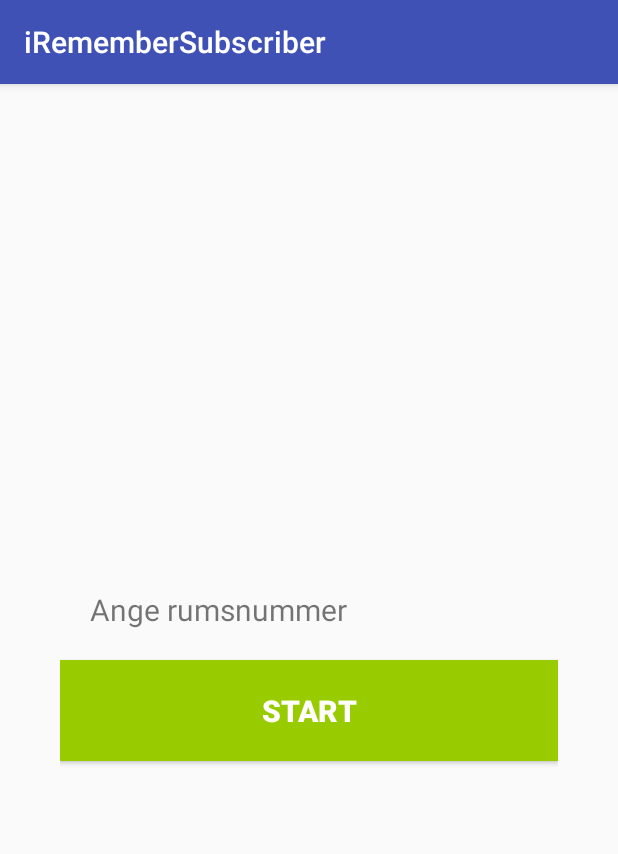
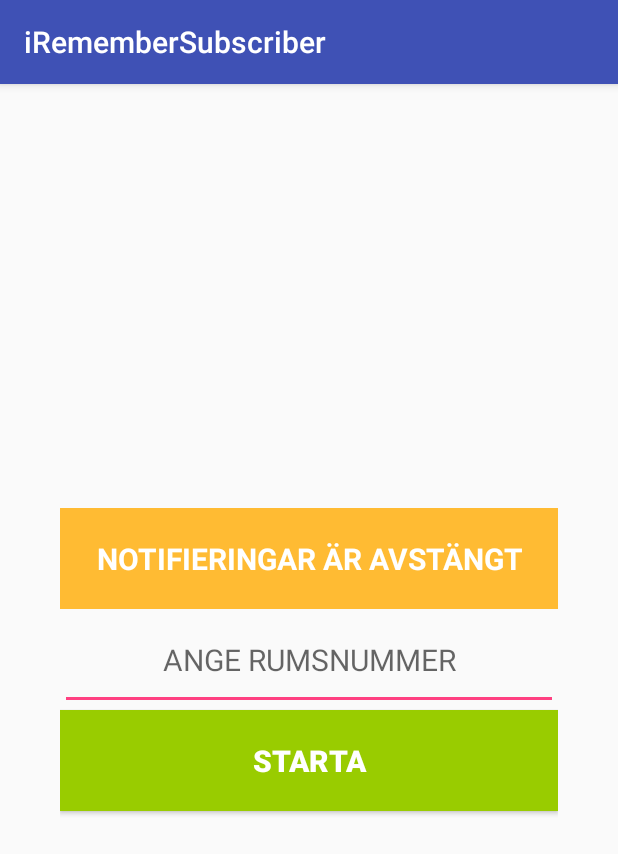
Before and after one commit to kajsaorn/iRemember, an Android app: the screen it shows after launch (MainActivity), on a phone screen of 412 x 824 dp. Shown: the top 854 px of the screen. Run offline under Robolectric (Android 15) with nearby library versions, the phone set to English and light mode, and no system bars.

Commit message:
Add broadcast from service to activity, etc

```diff
--- a/iRememberSubscriber/app/src/main/AndroidManifest.xml
+++ b/iRememberSubscriber/app/src/main/AndroidManifest.xml
@@ -1,6 +1,8 @@
 <?xml version="1.0" encoding="utf-8"?>
 <manifest xmlns:android="http://schemas.android.com/apk/res/android"
     package="com.iremember.subscriber.iremembersubscriber">
+
+    <uses-permission android:name="android.permission.INTERNET" />
 
     <application
         android:allowBackup="true"
@@ -18,11 +20,11 @@
         </activity>
 
         <service
-            android:name=".AvailabilityService"
+            android:name=".NetworkService"
             android:enabled="true"
             android:exported="true" />
 
-        <activity android:name=".PlayerActivity"></activity>
+        <activity android:name=".PlayerActivity" />
     </application>
 
 </manifest>
--- a/iRememberSubscriber/app/src/main/java/com/iremember/subscriber/iremembersubscriber/MainActivity.java
+++ b/iRememberSubscriber/app/src/main/java/com/iremember/subscriber/iremembersubscriber/MainActivity.java
@@ -1,46 +1,148 @@
 package com.iremember.subscriber.iremembersubscriber;
 
+import android.content.BroadcastReceiver;
+import android.content.Context;
 import android.content.Intent;
+import android.content.IntentFilter;
 import android.support.v7.app.AppCompatActivity;
 import android.os.Bundle;
+import android.util.Log;
 import android.view.View;
+import android.widget.Button;
+import android.widget.EditText;
 import android.widget.TextView;
+import android.widget.Toast;
+
+import com.iremember.subscriber.iremembersubscriber.Constants.NetworkActions;
 
 public class MainActivity extends AppCompatActivity {
+
+    private final String TAG = "MainActivity";
+    private BroadcastReceiver mBroadcastReceiver;
+    private Button btnConnect, btnDisconnect;
+    private TextView tvStatus;
+    private EditText etRoomName;
+    private String mRoomName;
 
     @Override
     protected void onCreate(Bundle savedInstanceState) {
         super.onCreate(savedInstanceState);
         setContentView(R.layout.activity_main);
+        mBroadcastReceiver = new MessageReceiver();
+        initializeGUIElements();
+        showDisconnectedMode();
+        fetchRoomName();
     }
 
-    public void onStartClick(View v) {
-        //Hämta texten från textvyn
-        String roomID = (String) ((TextView) findViewById(R.id.tv_roomid)).getText().toString();
-        // om tom
-        if((roomID != null) && !roomID.trim().equals("")){
-            // - registrera tjänsten
-            makeAvailable(roomID);
+    private void initializeGUIElements() {
+        btnConnect = (Button) findViewById(R.id.btn_connect);
+        btnDisconnect = (Button) findViewById(R.id.btn_disconnect);
+        tvStatus = (TextView) findViewById(R.id.tv_status);
+        etRoomName = (EditText) findViewById(R.id.et_room_name);
+    }
 
-            //      om det gick att registrera
-            //          - visa stb vy
-            //          - spara namnet (rummsid) på enheten
-            //          - starta tjänsten (UDP)
-            //      annars...felmeddelande to be defined
-
-        }else{
-            // Visa toast
-        }
-
-
+    private void fetchRoomName() {
+        // Read room name from persistent memory.
+        // If there is no previous room name, set null.
+        mRoomName = null;
     }
 
     /**
-     * Start the service that performs service registration and UDP-service
+     * Called when connect button is clicked.
      */
-    private void makeAvailable(String roomID){
-        Intent mIntent = new Intent(this, AvailabilityService.class);
-        mIntent.putExtra("roomId", roomID);
-        startService(mIntent);
+    public void onConnectClick(View v) {
+        if (mRoomName == null) {
+            String input = ((EditText) findViewById(R.id.et_room_name)).getText().toString();
+
+            if (input != null && !input.trim().equals("")) {
+                mRoomName = input;
+                // Save room name to persistent(?) memory.
+            } else {
+                log("Ogiltigt rumsnummer");
+                return;
+            }
+        }
+        connectToNetwork(mRoomName);
     }
+
+    /**
+     * Called when disconnect button is clicked.
+     */
+    public void onDisconnectClick(View v) {
+        disconnectFromNetwork();
+    }
+
+    /**
+     * Make this device discoverable on local network.
+     */
+    private void connectToNetwork(String roomName) {
+        Intent intent = new Intent(this, NetworkService.class);
+        intent.putExtra("roomName", roomName);
+        startService(intent);
+    }
+
+    private void disconnectFromNetwork() {
+        //...
+    }
+
+    private void showConnectedMode() {
+        tvStatus.setText(R.string.status_connected);
+        btnConnect.setVisibility(View.INVISIBLE);
+        btnDisconnect.setVisibility(View.VISIBLE);
+        etRoomName.setVisibility(View.INVISIBLE);
+    }
+
+    private void showDisconnectedMode() {
+        tvStatus.setText(R.string.status_disconnected);
+        btnConnect.setVisibility(View.VISIBLE);
+        btnDisconnect.setVisibility(View.INVISIBLE);
+        if (mRoomName == null) {
+            etRoomName.setVisibility(View.VISIBLE);
+        }
+    }
+
+    public void log(String msg) {
+        Log.d(TAG, msg);
+        Toast.makeText(this, msg, Toast.LENGTH_SHORT).show();
+    }
+
+    /**
+     * BroadcastReceiver class that enables services to broadcast messages to this activity.
+     */
+    private class MessageReceiver extends BroadcastReceiver {
+
+        public MessageReceiver() {
+            IntentFilter intentFilter = new IntentFilter();
+            intentFilter.addAction(NetworkActions.CONNECTION_SUCCESS);
+            intentFilter.addAction(NetworkActions.CONNECTION_FAILURE);
+            intentFilter.addAction(NetworkActions.DISCONNECTION_SUCCESS);
+            intentFilter.addAction(NetworkActions.DISCONNECT_FAILURE);
+            intentFilter.addAction(NetworkActions.SOCKET_FAILURE);
+            registerReceiver(this, intentFilter);
+        }
+
+        @Override
+        public void onReceive(Context context, Intent intent) {
+            String action = intent.getAction();
+
+            switch (action) {
+                case NetworkActions.CONNECTION_SUCCESS:
+                    showConnectedMode();
+                    break;
+                case NetworkActions.DISCONNECTION_SUCCESS:
+                    showDisconnectedMode();
+                    break;
+                case NetworkActions.CONNECTION_FAILURE:
+                    // ...
+                    break;
+                case NetworkActions.DISCONNECT_FAILURE:
+                    // ...
+                    break;
+                case NetworkActions.SOCKET_FAILURE:
+                    // ...
+                    break;
+            }
+        }
+    }
+
 }
--- a/iRememberSubscriber/app/src/main/res/layout/activity_main.xml
+++ b/iRememberSubscriber/app/src/main/res/layout/activity_main.xml
@@ -13,26 +13,60 @@
         android:orientation="vertical"
         android:padding="@dimen/layout_padding">
 
+
         <TextView
-            android:id="@+id/tv_roomid"
+            android:id="@+id/tv_status"
             android:layout_width="match_parent"
             android:layout_height="wrap_content"
+            android:background="@android:color/holo_orange_light"
             android:padding="@dimen/tv_padding"
-            android:text="@string/tv_start"
+            android:textColor="@android:color/background_light"
             android:textSize="@dimen/tv_text_size"
+            android:textAlignment="center"
+            android:textStyle="bold"
+            android:visibility="visible"
+            />
+
+        <EditText
+            android:id="@+id/et_room_name"
+            android:layout_width="match_parent"
+            android:layout_height="wrap_content"
+            android:padding="@dimen/et_padding"
+            android:hint="@string/et_room_name_hint"
+            android:textSize="@dimen/et_text_size"
+            android:textAlignment="center"
+            android:visibility="invisible"
+            android:layout_below="@+id/tv_status"
             />
 
         <Button
-            android:id="@+id/btn_start"
+            android:id="@+id/btn_connect"
             android:layout_width="match_parent"
             android:layout_height="wrap_content"
             android:background="@android:color/holo_green_light"
             android:padding="@dimen/btn_padding"
-            android:layout_below="@id/tv_roomid"
-            android:text="@string/btn_start"
+            android:text="@string/btn_connect"
             android:textColor="@android:color/background_light"
             android:textSize="@dimen/btn_text_size"
             android:textStyle="bold"
+            android:onClick="onConnectClick"
+            android:layout_below="@id/et_room_name"
+            android:visibility="invisible"
+            />
+
+        <Button
+            android:id="@+id/btn_disconnect"
+            android:layout_width="match_parent"
+            android:layout_height="wrap_content"
+            android:background="@android:color/holo_red_light"
+            android:padding="@dimen/btn_padding"
+            android:text="@string/btn_disconnect"
+            android:textColor="@android:color/background_light"
+            android:textSize="@dimen/btn_text_size"
+            android:textStyle="bold"
+            android:onClick="onDisconnectClick"
+            android:layout_below="@id/et_room_name"
+            android:visibility="invisible"
             />
 
 
--- a/iRememberSubscriber/app/src/main/res/values-sw600dp/dimens.xml
+++ b/iRememberSubscriber/app/src/main/res/values-sw600dp/dimens.xml
@@ -1,10 +1,17 @@
 <?xml version="1.0" encoding="utf-8"?>
 <resources>
+    <dimen name="layout_padding">80dp</dimen>
+
     <dimen name="btn_text_size">40sp</dimen>
     <dimen name="btn_padding">40dp</dimen>
     <dimen name="btn_margin">40dp</dimen>
-    <dimen name="layout_padding">80dp</dimen>
+
     <dimen name="tv_text_size">40sp</dimen>
     <dimen name="tv_padding">40dp</dimen>
     <dimen name="tv_margin">40dp</dimen>
+
+
+    <dimen name="et_text_size">40sp</dimen>
+    <dimen name="et_padding">40dp</dimen>
+    <dimen name="et_margin">40dp</dimen>
 </resources>
--- a/iRememberSubscriber/app/src/main/res/values/dimens.xml
+++ b/iRememberSubscriber/app/src/main/res/values/dimens.xml
@@ -1,11 +1,18 @@
 <?xml version="1.0" encoding="utf-8"?>
 <resources>
+    <dimen name="layout_padding">40dp</dimen>
+
     <dimen name="btn_text_size">20sp</dimen>
     <dimen name="btn_padding">20dp</dimen>
     <dimen name="btn_margin">20dp</dimen>
-    <dimen name="layout_padding">40dp</dimen>
+
     <dimen name="tv_text_size">20sp</dimen>
     <dimen name="tv_padding">20dp</dimen>
     <dimen name="tv_margin">20dp</dimen>
 
+    <dimen name="et_text_size">20sp</dimen>
+    <dimen name="et_padding">20dp</dimen>
+    <dimen name="et_margin">20dp</dimen>
+
+
 </resources>
--- a/iRememberSubscriber/app/src/main/res/values/strings.xml
+++ b/iRememberSubscriber/app/src/main/res/values/strings.xml
@@ -1,5 +1,8 @@
 <resources>
     <string name="app_name">iRememberSubscriber</string>
-    <string name="btn_start">Start</string>
-    <string name="tv_start">Ange rumsnummer</string>
+    <string name="btn_connect">STARTA</string>
+    <string name="et_room_name_hint">ANGE RUMSNUMMER</string>
+    <string name="btn_disconnect">STÄNG AV NOTIFIERINGAR</string>
+    <string name="status_connected">NOTIFIERINGAR ÄR PÅ</string>
+    <string name="status_disconnected">NOTIFIERINGAR ÄR AVSTÄNGT</string>
 </resources>
```
Also changed, not shown: iRememberSubscriber/app/src/main/java/com/iremember/subscriber/iremembersubscriber/Constants/NetworkActions.java (added, +9 -0 lines), iRememberSubscriber/app/src/main/java/com/iremember/subscriber/iremembersubscriber/NetworkService.java (added, +167 -0 lines), iRememberSubscriber/app/src/main/java/com/iremember/subscriber/iremembersubscriber/availabilityService.java (deleted, +0 -142 lines).
